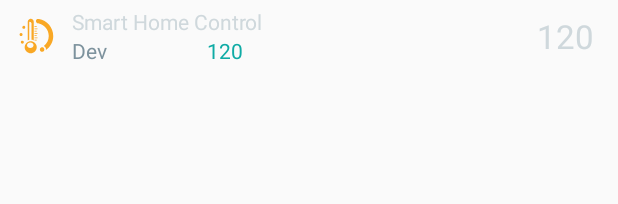
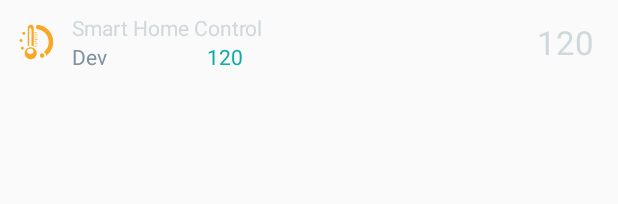
Before and after one commit to SlingMaster/SmartHome-Application, an Android app: the layout list_item.xml on its own in the app's theme, with its tools: preview values and no code run, on a phone screen of 412 x 824 dp. Shown: the top 204 px of the screen. Run offline under Robolectric (Android 15) with nearby library versions, the phone set to English and light mode, and no system bars.

Commit message:
update ui

```diff
--- a/app/src/main/res/values/dimens.xml
+++ b/app/src/main/res/values/dimens.xml
@@ -11,6 +11,6 @@
     <dimen name="item_primary_font_size">14sp</dimen>
     <dimen name="item_secondary_font_size">14sp</dimen>
 
-    <dimen name="item_height">48dp</dimen>
+    <dimen name="item_height">56dp</dimen>
     <dimen name="item_text_width">180dp</dimen>
 </resources>
```
